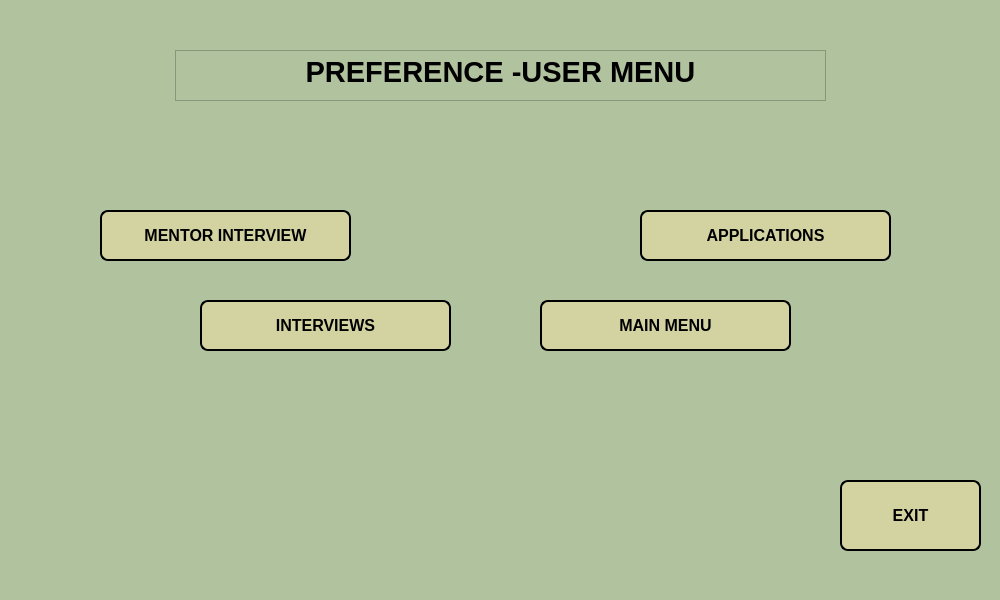
The window that UIs/pre_usermenu.ui (werhereitacademy/Python-Module-Week7) describes before a commit, drawn with Qt 5.
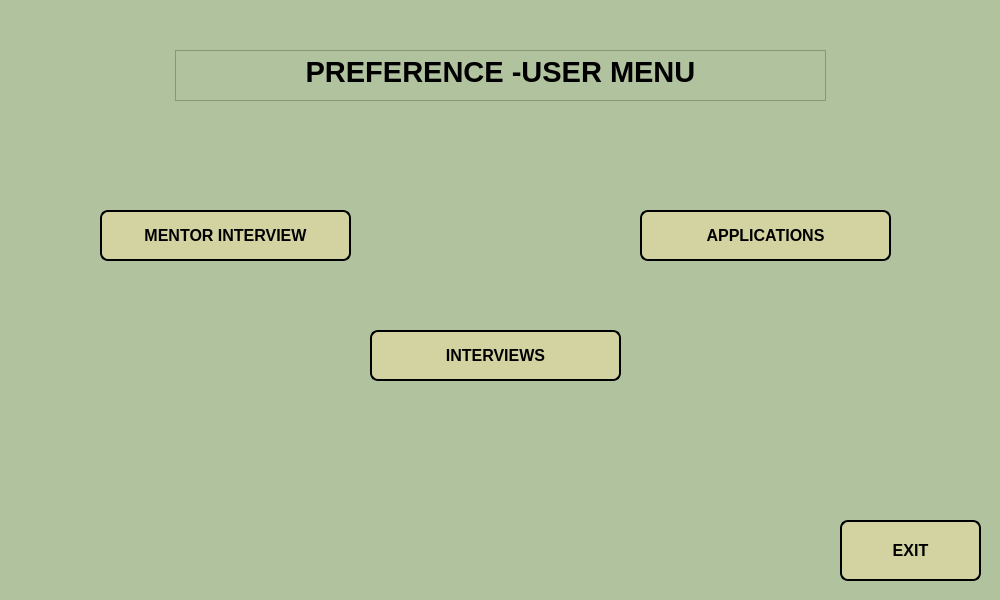
The same window after the commit.

```diff
--- a/UIs/pre_usermenu.ui
+++ b/UIs/pre_usermenu.ui
@@ -90,8 +90,8 @@
   <widget class="QPushButton" name="pushButton_interview">
    <property name="geometry">
     <rect>
-     <x>200</x>
-     <y>300</y>
+     <x>370</x>
+     <y>330</y>
      <width>251</width>
      <height>51</height>
     </rect>
@@ -127,9 +127,9 @@
    <property name="geometry">
     <rect>
      <x>840</x>
-     <y>480</y>
+     <y>520</y>
      <width>141</width>
-     <height>71</height>
+     <height>61</height>
     </rect>
    </property>
    <property name="autoFillBackground">
@@ -159,42 +159,6 @@
     <string>EXIT</string>
    </property>
   </widget>
-  <widget class="QPushButton" name="pushButton_mainmenu">
-   <property name="geometry">
-    <rect>
-     <x>540</x>
-     <y>300</y>
-     <width>251</width>
-     <height>51</height>
-    </rect>
-   </property>
-   <property name="autoFillBackground">
-    <bool>false</bool>
-   </property>
-   <property name="styleSheet">
-    <string notr="true">
-QPushButton {
-    font-size: 16px;
-    font-weight: bold;
-    font-family: Arial;
-    color: black; /* Siyah yazı rengi */
-    background-color: #d3d3a1; /* Sarıya yakın gri arka plan rengi */
-    border-radius: 8px; /* Köşe yuvarlama */
-    padding: 8px; /* Küçük padding */
-    border: 2px solid black; /* İnce siyah çerçeve */
-    
-}
-
-QPushButton:hover {
-    background-color: #b0b072; /* Hover durumunda daha koyu sarımsı gri */
-    /* Hover durumunda gölgeyi değiştirmek için */
-
-}</string>
-   </property>
-   <property name="text">
-    <string>MAIN MENU</string>
-   </property>
-  </widget>
   <widget class="QPushButton" name="pushButton_mentor">
    <property name="geometry">
     <rect>
```
